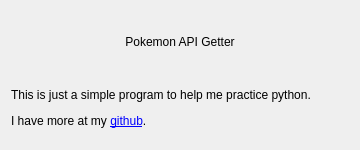
Qt form about.ui (BrianHammond/Pokemon_REST_API_Getter) before a commit.
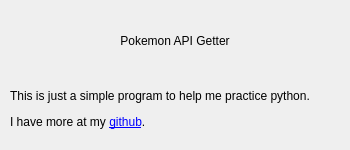
The same form after that commit. Icons and pictures are not drawn.

Commit message: changed about to qdialog

Diff of the .ui file:
```diff
--- a/about.ui
+++ b/about.ui
@@ -1,30 +1,24 @@
 <?xml version="1.0" encoding="UTF-8"?>
 <ui version="4.0">
- <class>Form</class>
- <widget class="QWidget" name="Form">
+ <class>Dialog</class>
+ <widget class="QDialog" name="Dialog">
   <property name="geometry">
    <rect>
     <x>0</x>
     <y>0</y>
-    <width>360</width>
+    <width>350</width>
     <height>150</height>
    </rect>
   </property>
-  <property name="sizePolicy">
-   <sizepolicy hsizetype="Fixed" vsizetype="Fixed">
-    <horstretch>0</horstretch>
-    <verstretch>0</verstretch>
-   </sizepolicy>
-  </property>
   <property name="minimumSize">
    <size>
-    <width>360</width>
+    <width>350</width>
     <height>150</height>
    </size>
   </property>
   <property name="maximumSize">
    <size>
-    <width>360</width>
+    <width>350</width>
     <height>150</height>
    </size>
   </property>
@@ -36,6 +30,18 @@
     <normaloff>icon/ms_icon.jpg</normaloff>icon/ms_icon.jpg</iconset>
   </property>
   <layout class="QVBoxLayout" name="verticalLayout">
+   <property name="leftMargin">
+    <number>10</number>
+   </property>
+   <property name="topMargin">
+    <number>10</number>
+   </property>
+   <property name="rightMargin">
+    <number>10</number>
+   </property>
+   <property name="bottomMargin">
+    <number>10</number>
+   </property>
    <item>
     <widget class="QLabel" name="label">
      <property name="sizePolicy">
```
Left out of the diff: 2 changed lines with no effect on the pictures. The commit also changes 1 other file.
